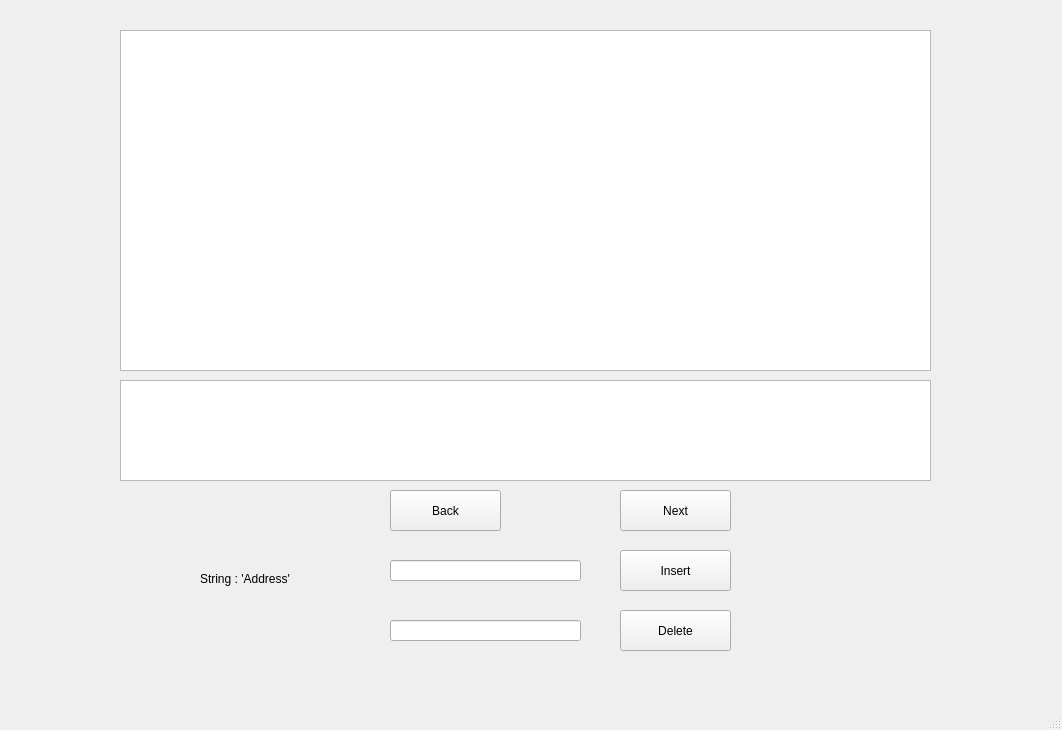
Before: the Qt Designer form mainwindow.ui in MikhailKaz/Qt_Delivery_Data, drawn with Qt 5.
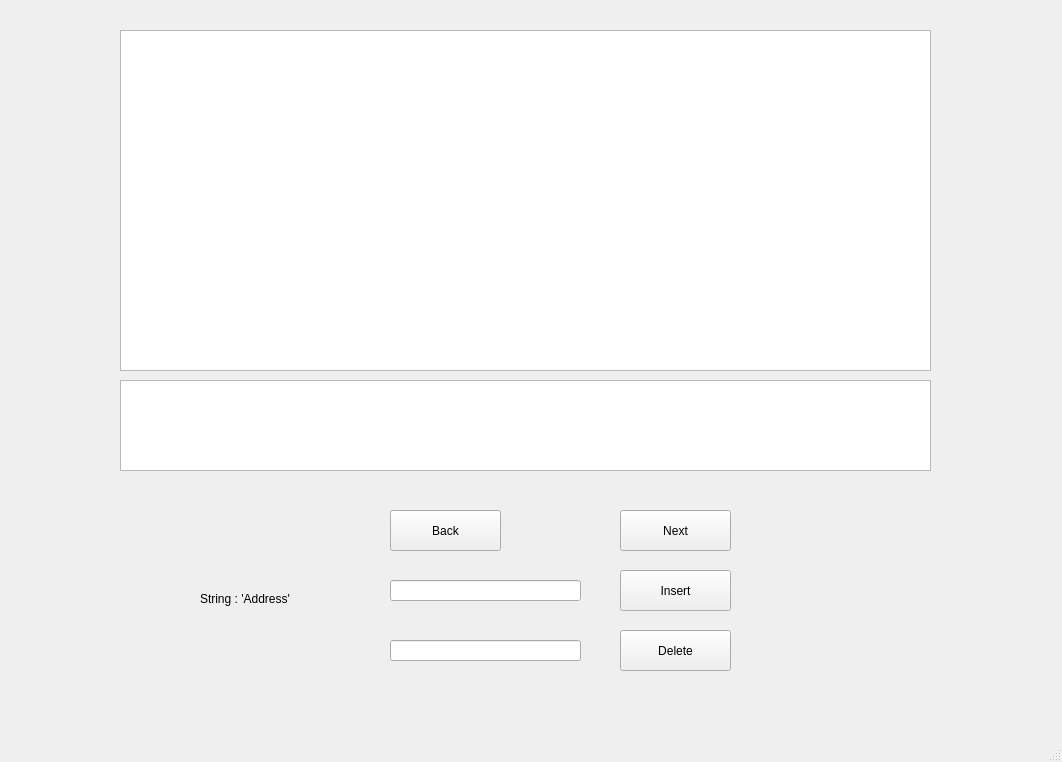
After: the same form once the commit is applied.

Commit message: без изменений 09.07.24

The edit to the form file:
```diff
--- a/mainwindow.ui
+++ b/mainwindow.ui
@@ -2,12 +2,15 @@
 <ui version="4.0">
  <class>MainWindow</class>
  <widget class="QMainWindow" name="MainWindow">
+  <property name="enabled">
+   <bool>true</bool>
+  </property>
   <property name="geometry">
    <rect>
     <x>0</x>
     <y>0</y>
     <width>1062</width>
-    <height>730</height>
+    <height>762</height>
    </rect>
   </property>
   <property name="windowTitle">
@@ -28,7 +31,7 @@
     <property name="geometry">
      <rect>
       <x>620</x>
-      <y>490</y>
+      <y>510</y>
       <width>111</width>
       <height>41</height>
      </rect>
@@ -41,7 +44,7 @@
     <property name="geometry">
      <rect>
       <x>390</x>
-      <y>490</y>
+      <y>510</y>
       <width>111</width>
       <height>41</height>
      </rect>
@@ -54,7 +57,7 @@
     <property name="geometry">
      <rect>
       <x>620</x>
-      <y>550</y>
+      <y>570</y>
       <width>111</width>
       <height>41</height>
      </rect>
@@ -67,7 +70,7 @@
     <property name="geometry">
      <rect>
       <x>390</x>
-      <y>560</y>
+      <y>580</y>
       <width>191</width>
       <height>21</height>
      </rect>
@@ -77,7 +80,7 @@
     <property name="geometry">
      <rect>
       <x>200</x>
-      <y>570</y>
+      <y>590</y>
       <width>111</width>
       <height>18</height>
      </rect>
@@ -90,7 +93,7 @@
     <property name="geometry">
      <rect>
       <x>620</x>
-      <y>610</y>
+      <y>630</y>
       <width>111</width>
       <height>41</height>
      </rect>
@@ -103,7 +106,7 @@
     <property name="geometry">
      <rect>
       <x>390</x>
-      <y>620</y>
+      <y>640</y>
       <width>191</width>
       <height>21</height>
      </rect>
@@ -128,9 +131,24 @@
       <x>120</x>
       <y>380</y>
       <width>811</width>
-      <height>101</height>
+      <height>91</height>
      </rect>
     </property>
+    <property name="showGrid">
+     <bool>true</bool>
+    </property>
+    <property name="sortingEnabled">
+     <bool>false</bool>
+    </property>
+    <attribute name="horizontalHeaderCascadingSectionResizes">
+     <bool>false</bool>
+    </attribute>
+    <attribute name="horizontalHeaderShowSortIndicator" stdset="0">
+     <bool>false</bool>
+    </attribute>
+    <attribute name="horizontalHeaderStretchLastSection">
+     <bool>false</bool>
+    </attribute>
    </widget>
   </widget>
   <widget class="QMenuBar" name="menubar">
```
The commit also changes 2 other files.
